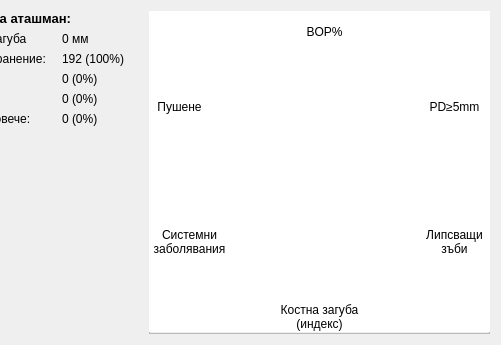
This is src/View/SubWidgets/PerioStatisticView.ui in thefinalcutbg/DinoDent as Qt 5 draws it before an edit; both pictures show x 474 to 975 and y 0 to 345 of the 975 by 345 pixel window. The edited form follows.
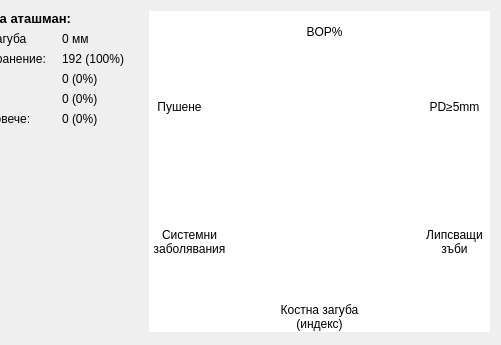
This is the edited form.

What changed in the file:
```diff
--- a/src/View/SubWidgets/PerioStatisticView.ui
+++ b/src/View/SubWidgets/PerioStatisticView.ui
@@ -515,10 +515,10 @@
       </size>
      </property>
      <property name="frameShape">
-      <enum>QFrame::StyledPanel</enum>
+      <enum>QFrame::Shape::NoFrame</enum>
      </property>
      <property name="frameShadow">
-      <enum>QFrame::Raised</enum>
+      <enum>QFrame::Shadow::Plain</enum>
      </property>
      <widget class="QLabel" name="label_20">
       <property name="geometry">
```
Left out of the diff: 40 changed lines with no effect on the pictures.
